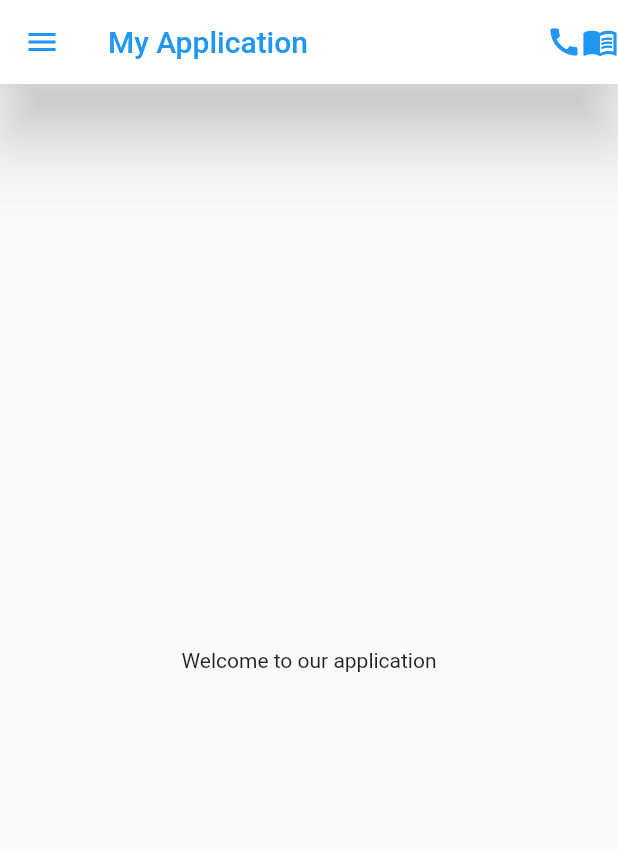
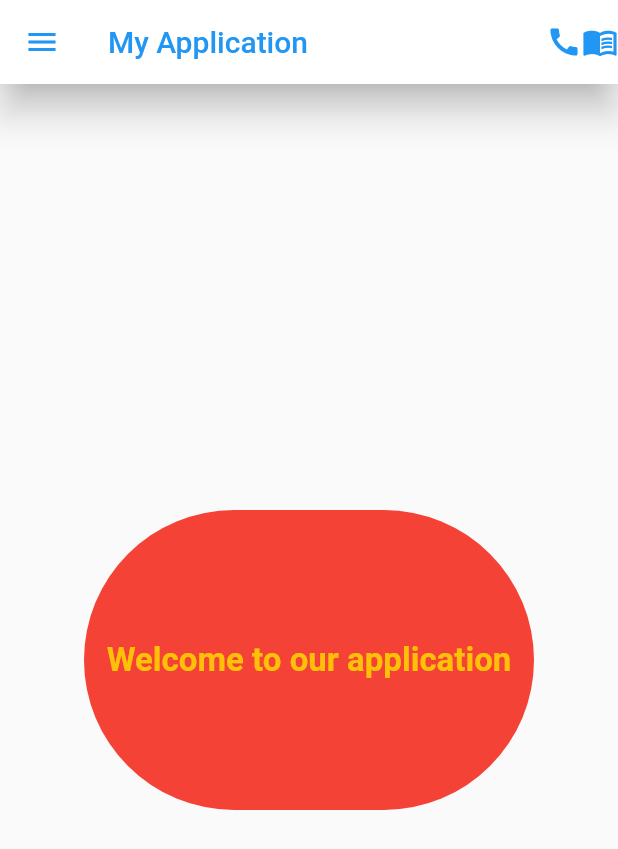
Before and after one commit to HMZKA/flutter_course_september_2023, a Flutter app: the screen it shows after launch, on a phone screen of 412 x 824 dp. Shown: the top 849 px of the screen. Run offline on Flutter 3.47's test engine with Material 2 defaults, Android fonts, the phone set to English and light mode, and no system bars.

Commit message:
container

```diff
--- a/lib/main.dart
+++ b/lib/main.dart
@@ -9,18 +9,37 @@ class MyApp extends StatelessWidget {
 
   @override
   Widget build(BuildContext context) {
+    const String text = "Welcome to our application";
     return MaterialApp(
+      debugShowCheckedModeBanner: false,
       home: Scaffold(
           appBar: AppBar(
             backgroundColor: Colors.white,
             foregroundColor: Colors.blue,
-          elevation: 20,
+            elevation: 10,
             leading: Icon(Icons.menu),
             title: Text("My Application"),
             actions: [Icon(Icons.call), Icon(Icons.menu_book)],
           ),
-        body: Center(child: Text("Welcome to our application")),
+          body: Align(
+            alignment: Alignment.center,
+            child: Container(
+              decoration: BoxDecoration(
+                  color: Colors.red, borderRadius: BorderRadius.circular(100)),
+              width: 300,
+              height: 200,
+              child: const Center(
+                child: Text(
+                  text,
+                  textAlign: TextAlign.center,
+                  style: TextStyle(
+                      fontSize: 22,
+                      color: Colors.amber,
+                      fontWeight: FontWeight.w600),
                 ),
+              ),
+            ),
+          )),
     );
   }
 }
```
Lines whose indentation alone changed are shown as unchanged.
